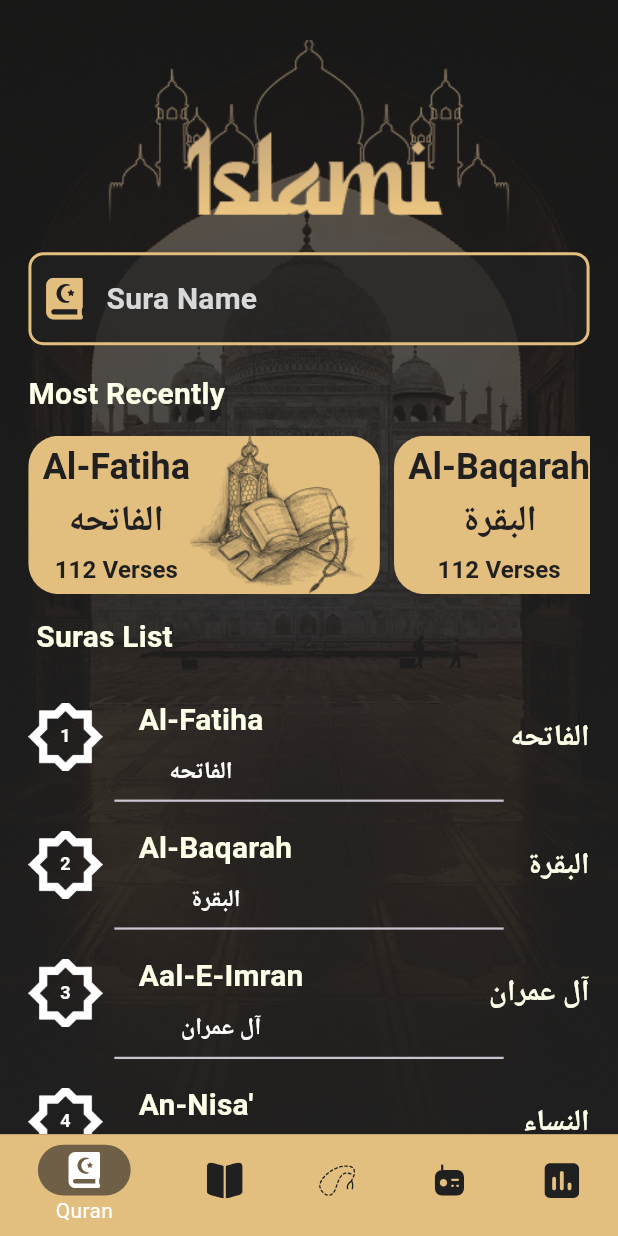
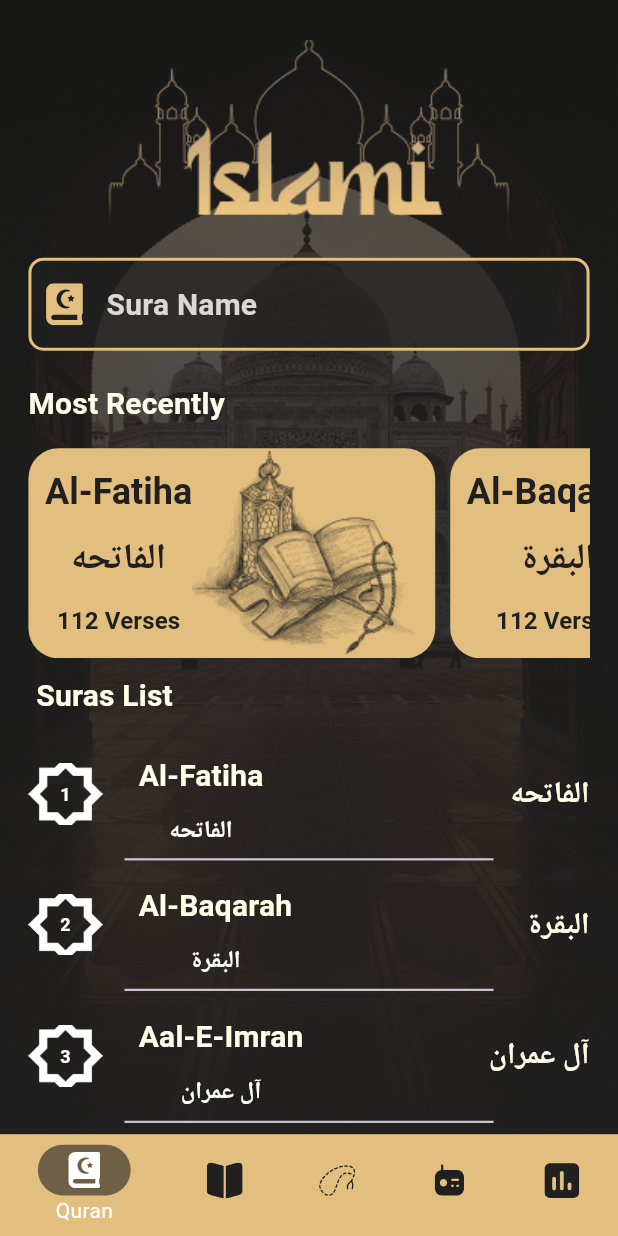
Before and after one commit to Mohamed-Kamal-1/islamy_app, a Flutter app: the screen it shows after launch, on a phone screen of 412 x 824 dp. Run offline on Flutter 3.47's test engine with Material 3 defaults, Android fonts, the phone set to English and light mode, and no system bars; our stand-ins replace flutter_svg.

Commit message:
- change file name - add note M inplace of media

```diff
--- a/lib/ui/home_screen/tabs/quran/quran_tab.dart
+++ b/lib/ui/home_screen/tabs/quran/quran_tab.dart
@@ -1,7 +1,7 @@
 import 'package:flutter/material.dart';
 import 'package:flutter_svg/flutter_svg.dart';
 import 'package:islamy_app/ui/home_screen/tabs/quran/quran_resources.dart';
-import 'package:islamy_app/ui/home_screen/tabs/quran/sura_item/sura_item.dart';
+import 'package:islamy_app/ui/home_screen/tabs/quran/sura_item/suras_list.dart';
 import 'package:islamy_app/utils/colors/app_color.dart';
 import 'package:islamy_app/utils/icons/app_icon.dart';
 import 'package:islamy_app/utils/images/app_image.dart';
@@ -19,13 +19,12 @@ class _QuranTabState extends State<QuranTab> {
 
   @override
   Widget build(BuildContext context) {
-    var width = MediaQuery.of(context).size.width;
-    var height = MediaQuery.of(context).size.height;
+
 
     return Column(
       crossAxisAlignment: CrossAxisAlignment.start,
       children: [
-        SizedBox(height: height * calculateRatio(20, isWidth: false)),
+        SizedBox(height: 21),
         TextFormField(
           onChanged: (textFormUser) {
             searchByUserInputSura(textFormUser);
@@ -44,7 +43,7 @@ class _QuranTabState extends State<QuranTab> {
 
             prefixIcon: Padding(
               padding: EdgeInsets.symmetric(
-                vertical: height * calculateRatio(15, isWidth: false),
+                vertical: 15,
               ),
               child: SvgPicture.asset(
                 AppIcon.ic_quran,
@@ -61,27 +60,28 @@ class _QuranTabState extends State<QuranTab> {
           ),
         ),
 
-        SizedBox(height: height * calculateRatio(20, isWidth: false)),
+        SizedBox(height:20),
         Text(
           'Most Recently',
           style: Theme.of(context).textTheme.titleMedium,
         ),
-        SizedBox(height: height * calculateRatio(15, isWidth: false)),
+        SizedBox(height: 15),
 
         SizedBox(
-          height: height * calculateRatio(120, isWidth: false),
+          height:MediaQuery.of(context).size.height * 0.17,
 
           child: ListView.separated(
             scrollDirection: Axis.horizontal,
             itemBuilder: (context, index) {
               return Container(
                 padding: EdgeInsets.symmetric(
-                  horizontal: width * calculateRatio(10, isWidth: true),
+                  horizontal: 11,
                 ),
                 decoration: BoxDecoration(
                   color: AppColor.gold,
                   borderRadius: BorderRadius.circular(20),
                 ),
+
                 child: Row(
                   children: [
                     Column(
@@ -99,11 +99,12 @@ class _QuranTabState extends State<QuranTab> {
             },
 
             separatorBuilder: (context, index) =>
-                SizedBox(width: width * calculateRatio(10, isWidth: true)),
+                SizedBox(width: 10),
             itemCount: 114,
           ),
         ),
-        SizedBox(height: height * calculateRatio(15, isWidth: false)),
+        //M
+        SizedBox(height:10),
         Text(
           ' Suras List',
           style: Theme.of(context).textTheme.titleMedium,
@@ -111,7 +112,7 @@ class _QuranTabState extends State<QuranTab> {
         Expanded(
           child: ListView.separated(
             padding: EdgeInsets.symmetric(
-              vertical: height * calculateRatio(20, isWidth: false),
+              vertical: 15,
             ),
             itemBuilder: (context, index) {
               return GestureDetector(
@@ -120,12 +121,13 @@ class _QuranTabState extends State<QuranTab> {
                       arguments:searchResultOfSuraList[index]
                     );
                   },
-                  child: SuraItem(index: searchResultOfSuraList[index],width: width,height: height,));
+                  //M
+                  child: SurasList(index: searchResultOfSuraList[index]));
             },
             separatorBuilder: (context, index) => Divider(
-              endIndent: width * calculateRatio(60, isWidth: true),
+              endIndent: 64,
               thickness: 1.5,
-              indent: width * calculateRatio(60, isWidth: true),
+              indent: 64,
             ),
             itemCount: searchResultOfSuraList.length,
           ),
--- a/lib/ui/home_screen/tabs/quran/sura_item/sura_design_content.dart
+++ b/lib/ui/home_screen/tabs/quran/sura_item/sura_design_content.dart
@@ -22,8 +22,11 @@ class _SuraDesignAndContentState extends State<SuraDesignAndContent> {
     return Container(
       alignment: Alignment.center,
       margin: const EdgeInsets.symmetric(vertical: 20, horizontal: 20),
+      //M
       padding: EdgeInsets.symmetric(horizontal: width * 0.01),
+      //M
       width: width * calculateRatio(393, isWidth: true),
+      //M
       height: height * calculateRatio(80, isWidth: false),
       decoration: BoxDecoration(
         border: Border.all(
--- a/lib/ui/home_screen/tabs/quran/sura_item/sura_details.dart
+++ b/lib/ui/home_screen/tabs/quran/sura_item/sura_details.dart
@@ -41,14 +41,16 @@ class _SuraDetailsState extends State<SuraDetails> {
       body: DarkBackgroundWidget(
         child: Column(
           children: [
-            SizedBox(height: height * calculateRatio(17, isWidth: false)),
+            //M
+            SizedBox(height:18),
             Text(
               QuranResources.arabicQuranResources[suraIndex],
               style: Theme.of(
                 context,
               ).textTheme.headlineSmall?.copyWith(color: AppColor.gold),
             ),
-            SizedBox(height: height * calculateRatio(50, isWidth: false)),
+            //M
+            SizedBox(height: 40),
             Expanded(
               child: ListView.builder(
                 itemBuilder: (context, index) {
--- a/lib/ui/home_screen/tabs/quran/sura_item/sura_item.dart
+++ b/lib/ui/home_screen/tabs/quran/sura_item/suras_list.dart
@@ -5,35 +5,24 @@ import '../../../../../main.dart';
 import '../../../../../utils/colors/app_color.dart';
 import '../../../../../utils/images/app_image.dart';
 
-class SuraItem extends StatelessWidget {
+class SurasList extends StatelessWidget {
   final int index;
-  final double width;
-  final double height;
-
-  const SuraItem({
+  const SurasList({
     required this.index,
-    required this.width,
-    required this.height,
   });
 
   @override
   Widget build(BuildContext context) {
-    var width = MediaQuery
-        .of(context)
-        .size
-        .width;
-    var height = MediaQuery
-        .of(context)
-        .size
-        .height;
     return Row(
       children: [
        Container(
          padding: EdgeInsets.symmetric(
-           vertical: height * calculateRatio(15, isWidth: false),
+           //M
+           vertical: 12,
          ),
-         width: width * calculateRatio(52, isWidth: true),
-         height: height * calculateRatio(52, isWidth: false),
+         //M
+            width: MediaQuery.of(context).size.width *  0.12,
+
          decoration: BoxDecoration(
            image:const DecorationImage(image: AssetImage(AppImage.suraNumber),fit: BoxFit.cover),
          ),
@@ -54,7 +43,8 @@ class SuraItem extends StatelessWidget {
               Text(QuranResources.englishQuranResources[index],
               style: Theme.of(context).textTheme.titleMedium,
               ),
-              SizedBox(height: height * calculateRatio(10, isWidth: false),),
+              //M
+              SizedBox(height:10.01),
               Text(QuranResources.arabicQuranResources[index],
               style: Theme.of(context).textTheme.titleSmall?.copyWith(
                 color: AppColor.white
```
